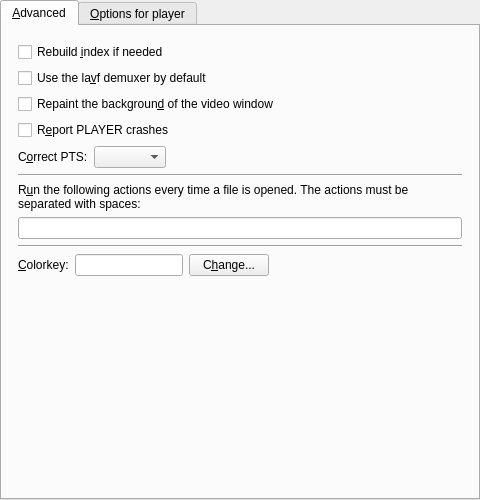
Before: the Qt Designer form src/gui/pref/advanced.ui in wilbert2000/wzplayer, drawn with Qt 5.
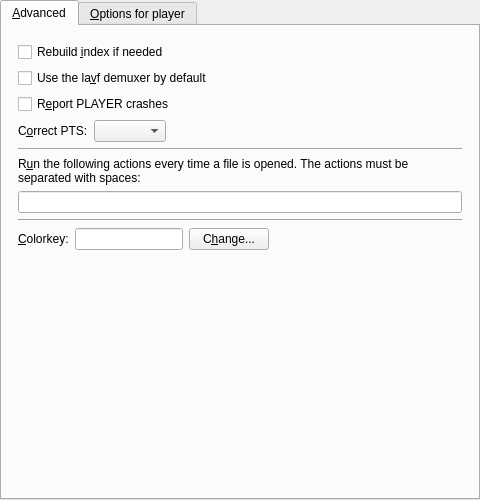
After: the same form once the commit is applied. Custom widgets are drawn as their Qt base class.

Commit message: No longer clear background on Windows while video playing

```diff
--- a/src/gui/pref/advanced.ui
+++ b/src/gui/pref/advanced.ui
@@ -41,13 +41,6 @@
          </property>
         </widget>
        </item>
-       <item>
-        <widget class="QCheckBox" name="repaint_video_background_check">
-         <property name="text">
-          <string>Repaint the backgroun&amp;d of the video window</string>
-         </property>
-        </widget>
-       </item>
        <item>
         <widget class="QCheckBox" name="mplayer_crashes_check">
          <property name="text">
```
Left out of the diff: 1 changed line with no effect on the pictures. The commit also changes 8 other files.
